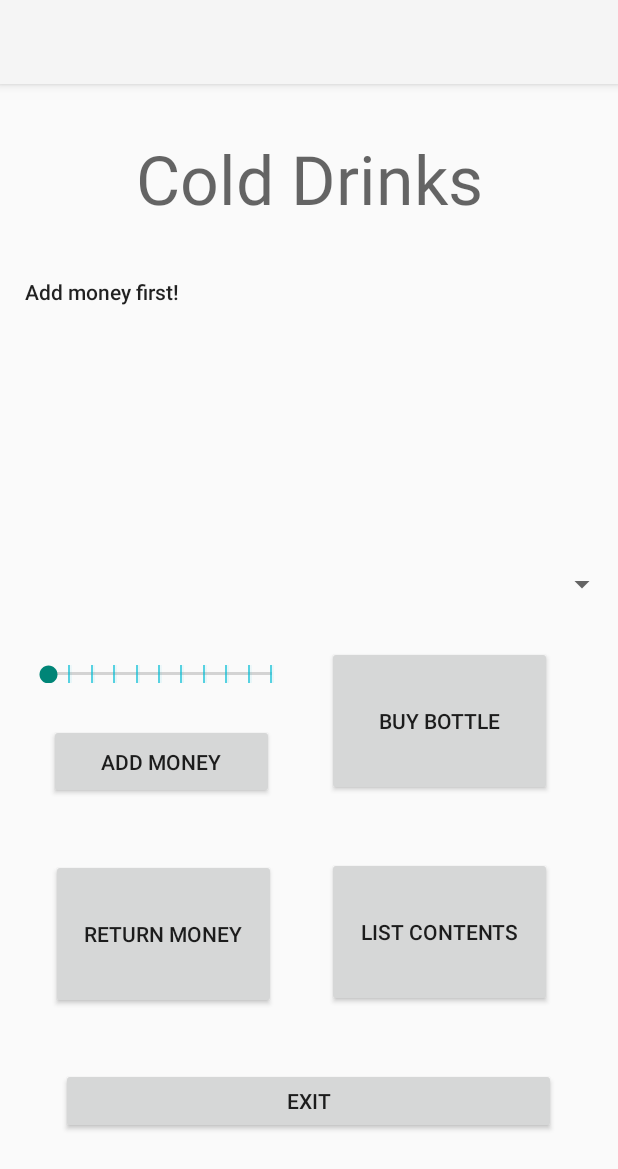
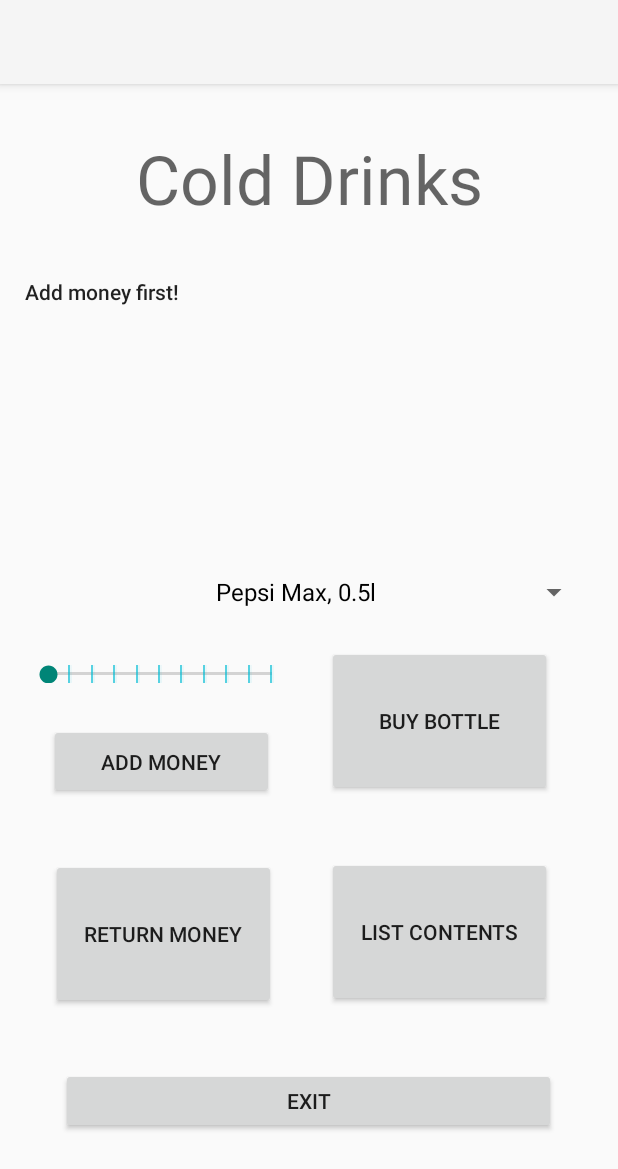
Before and after one commit to ssillanp/BottleDispenserMk, an Android app: the screen it shows after launch (MainActivity), after a tap on "BUY BOTTLE", on a phone screen of 412 x 824 dp. Shown: the top 1169 px of the screen. Run offline under Robolectric (Android 15) with nearby library versions, the phone set to English and light mode, and no system bars.

Commit message:
V8T4 kesken edelleen

```diff
--- a/app/src/main/java/com/example/bottledispenser/BottleDispenser.java
+++ b/app/src/main/java/com/example/bottledispenser/BottleDispenser.java
@@ -43,17 +43,18 @@ public class BottleDispenser {
     }
 
     public String buyBottle(int btl) {
-        if (money < bottle_array.get(btl - 1).getPrice()) {
+        if (money < bottle_array.get(btl).getPrice()) {
             return "Add money first!";
         } else {
             if (bottles == 0) {
                 return "No more bottles!";
             } else {
-                money -= bottle_array.get(btl - 1).getPrice();
+                money -= bottle_array.get(btl).getPrice();
                 bottles -= 1;
-                String returnStr =  "KACHUNK! " + bottle_array.get(btl - 1).getName() +
+                String returnStr =  "KACHUNK! " + bottle_array.get(btl).getName() +
                         " came out of the dispenser!";
-                deleteBottle(btl - 1);
+//                deleteBottle(btl);
+                bottle_array.set(btl, null); //TODO Does not work. Figure out how to test if the bottles exist.
                 return returnStr;
             }
         }
--- a/app/src/main/java/com/example/bottledispenser/MainActivity.java
+++ b/app/src/main/java/com/example/bottledispenser/MainActivity.java
@@ -1,7 +1,9 @@
 package com.example.bottledispenser;
 
 import android.view.View;
+import android.widget.ArrayAdapter;
 import android.widget.SeekBar;
+import android.widget.Spinner;
 import android.widget.TextView;
 import androidx.appcompat.app.AppCompatActivity;
 import android.os.Bundle;
@@ -11,6 +13,7 @@ public class MainActivity extends AppCompatActivity {
     TextView txtOut;
     TextView money;
     SeekBar moneyAmt;
+    Spinner mySpinner;
 
     @Override
     protected void onCreate(Bundle savedInstanceState) {
@@ -19,6 +22,12 @@ public class MainActivity extends AppCompatActivity {
         txtOut = (TextView) findViewById(R.id.textOutputView);
         money = (TextView) findViewById(R.id.moneyDisp);
         moneyAmt = (SeekBar) findViewById(R.id.moneyAmountBar);
+        mySpinner = (Spinner) findViewById(R.id.selectBottle);
+
+        String[] bottleList = {"Pepsi Max, 0.5l", "Pepsi Max, 1.5l", "Coca-Cola Zero, 0.5l", "Coca-Cola Zero, 1.5l", "Fanta Zero, 0.5l"};
+        ArrayAdapter<String> adapter = new ArrayAdapter<>(this, android.R.layout.simple_spinner_dropdown_item, bottleList);
+        mySpinner.setAdapter(adapter);
+
     }
 
     BottleDispenser bD = BottleDispenser.getInstance();
@@ -29,7 +38,8 @@ public class MainActivity extends AppCompatActivity {
     }
 
     public void getBottle(View v){
-        txtOut.setText(bD.buyBottle(1));
+//        System.out.println(mySpinner.getSelectedItemId());
+        txtOut.setText(bD.buyBottle((int) mySpinner.getSelectedItemId()));
     }
 
     public void returnMoney(View v){
--- a/app/src/main/res/layout/activity_main.xml
+++ b/app/src/main/res/layout/activity_main.xml
@@ -76,10 +76,11 @@
             app:layout_constraintHorizontal_bias="0.503" app:layout_constraintVertical_bias="0.8"
             android:textSize="24sp"/>
     <Spinner
-            android:layout_width="match_parent"
-            android:layout_height="wrap_content" android:id="@+id/selectBottle"
+            android:layout_width="257dp"
+            android:layout_height="24dp" android:id="@+id/selectBottle"
             app:layout_constraintBottom_toTopOf="@+id/moneyAmountBar"
             app:layout_constraintTop_toBottomOf="@+id/textOutputView" app:layout_constraintEnd_toEndOf="parent"
             app:layout_constraintStart_toStartOf="parent"
-            android:spinnerMode="dialog"/>
+            android:spinnerMode="dialog" app:layout_constraintHorizontal_bias="0.879"
+            app:layout_constraintVertical_bias="0.569"/>
 </androidx.constraintlayout.widget.ConstraintLayout>
```
